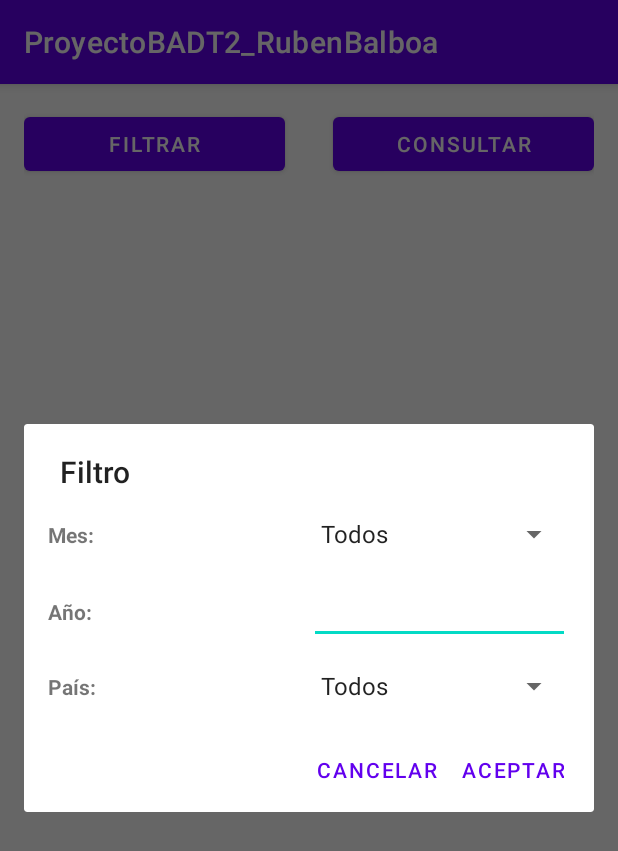
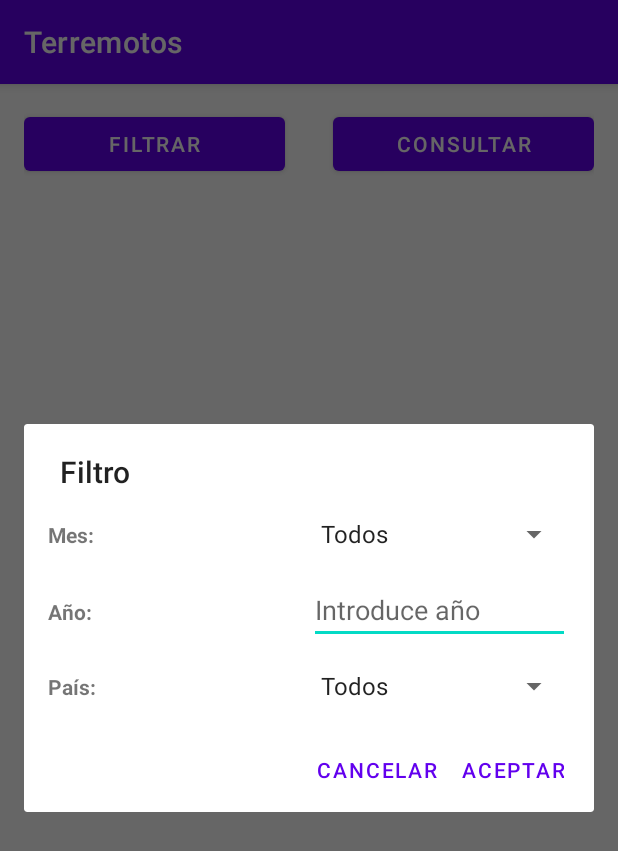
Before and after one commit to baljaudev/AndroidAppEarthquakes, an Android app: the screen it shows after launch (MainActivity), after a tap on "FILTRAR", on a phone screen of 412 x 824 dp. Shown: the top 851 px of the screen. Run offline under Robolectric (Android 15) with nearby library versions, the phone set to English and light mode, and no system bars; our stand-ins replace Room's generated code.

Commit message:
Depuraciones en querys y mod estéticas

```diff
--- a/app/src/main/java/com/dam/proyectobadt2_rubenbalboa/dao/TerremotosDao.java
+++ b/app/src/main/java/com/dam/proyectobadt2_rubenbalboa/dao/TerremotosDao.java
@@ -24,22 +24,23 @@ public interface TerremotosDao {
     @Query("SELECT * FROM terremotos WHERE fechaHora LIKE '%' || :anio || '%' ORDER BY magnitud DESC")
     public List<Terremoto> getTerremotosByAnio(String anio);
 
-    @Query("SELECT * FROM terremotos WHERE fechaHora = (SELECT fechaHora FROM PAISES_AFECTADOS WHERE PAIS LIKE '%' || :pais || '%') ORDER BY magnitud DESC")
+    @Query("SELECT * FROM terremotos WHERE fechaHora IN (SELECT fechaHora FROM PAISES_AFECTADOS WHERE PAIS LIKE '%' || :pais || '%') ORDER BY magnitud DESC")
     public List<Terremoto> getTerremotosByPais(String pais);
 
 
     @Query("SELECT * FROM terremotos WHERE fechaHora LIKE '%' || :mes || '%' AND fechaHora LIKE '%' || :anio || '%' ORDER BY magnitud DESC")
     public List<Terremoto> getTerremotosByMesAndAnio(String mes, String anio);
 
-    @Query("SELECT * FROM terremotos WHERE fechaHora LIKE '%' || :mes || '%' AND fechaHora =" +
+    @Query("SELECT * FROM terremotos WHERE fechaHora LIKE '%' || :mes || '%' AND fechaHora IN" +
             " (SELECT fechaHora FROM PAISES_AFECTADOS WHERE PAIS LIKE '%' || :pais || '%') ORDER BY magnitud DESC")
     public List<Terremoto> getTerremotosByMesAndPais(String mes, String pais);
 
-    @Query("SELECT * FROM terremotos WHERE fechaHora LIKE '%' || :anio || '%' AND fechaHora =" +
+    @Query("SELECT * FROM terremotos WHERE fechaHora LIKE '%' || :anio || '%' AND fechaHora IN" +
             " (SELECT fechaHora FROM PAISES_AFECTADOS WHERE PAIS LIKE '%' || :pais || '%') ORDER BY magnitud DESC")
     public List<Terremoto> getTerremotosByAnioAndPais(String anio, String pais);
 
-    @Query("SELECT * FROM terremotos WHERE fechaHora LIKE '%' || :mes || '%' AND fechaHora LIKE '%' || :anio || '%' AND fechaHora =" +
+    @Query("SELECT * FROM terremotos WHERE fechaHora LIKE '%' || :mes || '%' AND fechaHora LIKE '%' || :anio || '%' AND fechaHora IN" +
             " (SELECT fechaHora FROM PAISES_AFECTADOS WHERE PAIS LIKE '%' || :pais || '%') ORDER BY magnitud DESC")
     public List<Terremoto> getTerremotosByMesAndAnioAndPais(String mes, String anio, String pais);
+
 }
--- a/app/src/main/res/layout/activity_main.xml
+++ b/app/src/main/res/layout/activity_main.xml
@@ -36,7 +36,9 @@
         android:layout_height="wrap_content"
         android:layout_below="@id/llBotones"
         android:layout_marginTop="@dimen/margen_app"
-        android:textStyle="bold"/>
+        android:textStyle="bold"
+        android:textSize="@dimen/filtro_size"
+        android:textAlignment="center"/>
 
     <androidx.recyclerview.widget.RecyclerView
         android:id="@+id/rvTerremotos"
--- a/app/src/main/res/layout/dialog_filtro.xml
+++ b/app/src/main/res/layout/dialog_filtro.xml
@@ -47,7 +47,8 @@
             android:layout_width="match_parent"
             android:layout_height="wrap_content"
             android:inputType="number"
-            android:layout_weight="1"/>
+            android:layout_weight="1"
+            android:hint="@string/hint_anio"/>
 
     </LinearLayout>
 
--- a/app/src/main/res/values/dimens.xml
+++ b/app/src/main/res/values/dimens.xml
@@ -1,4 +1,5 @@
 <?xml version="1.0" encoding="utf-8"?>
 <resources>
     <dimen name="margen_app">16dp</dimen>
+    <dimen name="filtro_size">22sp</dimen>
 </resources>
--- a/app/src/main/res/values/strings.xml
+++ b/app/src/main/res/values/strings.xml
@@ -1,5 +1,5 @@
 <resources>
-    <string name="app_name">ProyectoBADT2_RubenBalboa</string>
+    <string name="app_name">Terremotos</string>
     <string name="btn_filtrar">filtrar</string>
     <string name="btn_consultar">Consultar</string>
     <string name="tv_fecha_hora">Fecha y hora:</string>
@@ -17,4 +17,5 @@
     <string name="btnCancelar">Cancelar</string>
     <string name="no_anio">Año incorrecto</string>
     <string name="no_filtro">Datos no encontrados para ese filtro</string>
+    <string name="hint_anio">Introduce año</string>
 </resources>
```
